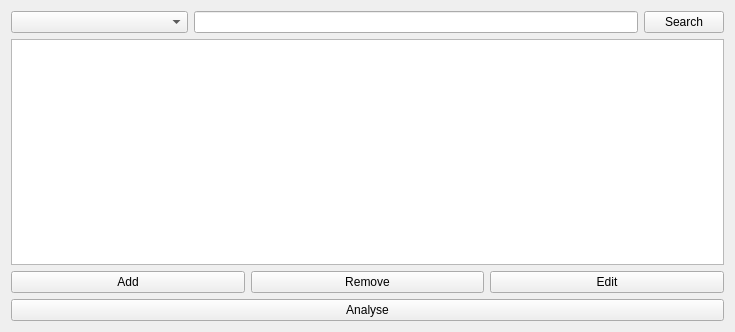
This is fr-database-app/ui/EntryBuyer.ui in rrfremen/fr-database-app as Qt 5 draws it before an edit. The edited form follows.
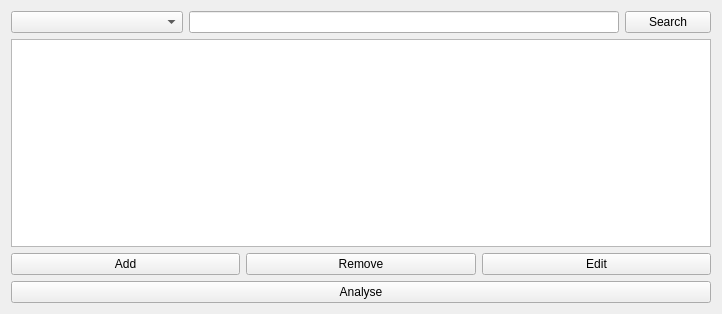
This is the edited form.

Commit message: feat: connect and display Uis of EntryBuyer and EntryProperty to MainWindow

Patch:
```diff
--- a/fr-database-app/ui/EntryBuyer.ui
+++ b/fr-database-app/ui/EntryBuyer.ui
@@ -6,8 +6,8 @@
    <rect>
     <x>0</x>
     <y>0</y>
-    <width>735</width>
-    <height>332</height>
+    <width>722</width>
+    <height>314</height>
    </rect>
   </property>
   <property name="windowTitle">
@@ -43,6 +43,12 @@
        </item>
        <item>
         <widget class="QPushButton" name="pushButton_search">
+         <property name="sizePolicy">
+          <sizepolicy hsizetype="Minimum" vsizetype="Fixed">
+           <horstretch>1</horstretch>
+           <verstretch>0</verstretch>
+          </sizepolicy>
+         </property>
          <property name="text">
           <string>Search</string>
          </property>
@@ -79,17 +85,13 @@
       </layout>
      </item>
      <item>
-      <layout class="QHBoxLayout" name="horizontalLayout_3">
-       <item>
-        <layout class="QHBoxLayout" name="horizontalLayout_5">
+      <layout class="QHBoxLayout" name="horizontalLayout_extra">
          <item>
           <widget class="QPushButton" name="pushButton_analyse">
            <property name="text">
             <string>Analyse</string>
            </property>
           </widget>
-         </item>
-        </layout>
        </item>
       </layout>
      </item>
```
Left out of the diff: 10 changed lines with no effect on the pictures. Lines whose indentation alone changed are shown as unchanged. The commit also changes 10 other files.
